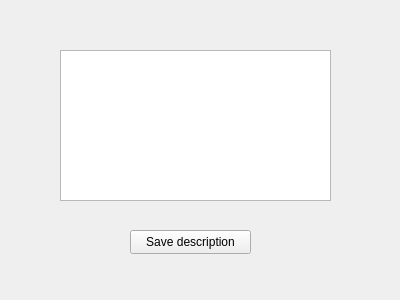
The window that ToDoNotes/deleted_description_form.ui (andreyschelkovo/ToDoNotes) describes before a commit, drawn with Qt 5.
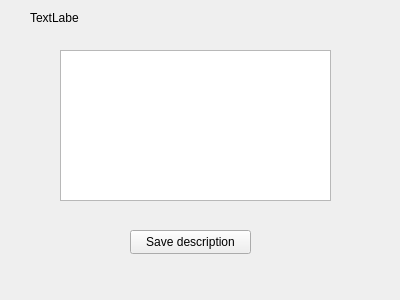
The same window after the commit.

Commit message: added tooltips and changed icon, found deleted date mistake

Diff of the .ui file:
```diff
--- a/ToDoNotes/deleted_description_form.ui
+++ b/ToDoNotes/deleted_description_form.ui
@@ -36,6 +36,19 @@
     <string>Save description</string>
    </property>
   </widget>
+  <widget class="QLabel" name="label_instead_icon">
+   <property name="geometry">
+    <rect>
+     <x>30</x>
+     <y>10</y>
+     <width>49</width>
+     <height>16</height>
+    </rect>
+   </property>
+   <property name="text">
+    <string>TextLabel</string>
+   </property>
+  </widget>
  </widget>
  <resources/>
  <connections/>
```
The commit also changes 5 other files.
